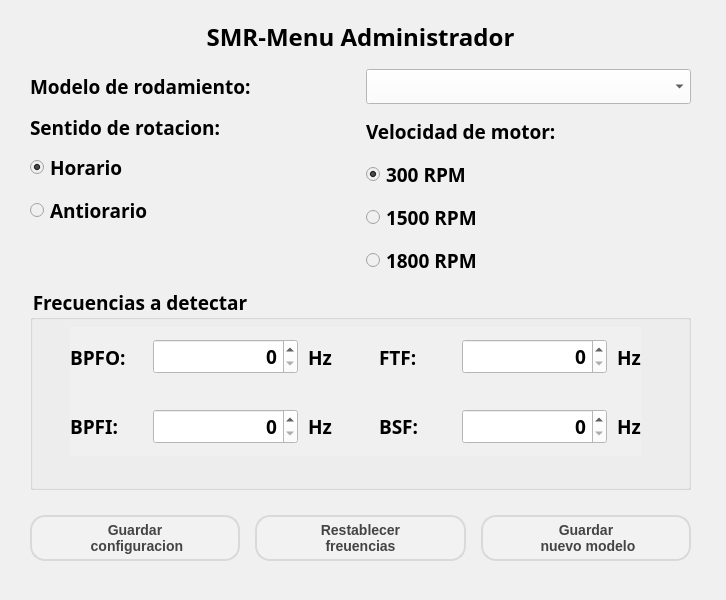
Old version of the form app_smr/Qt/win_admin_rod.ui in the repository nvargas24/Sistema_medicion_de_rodamientos-SMR.
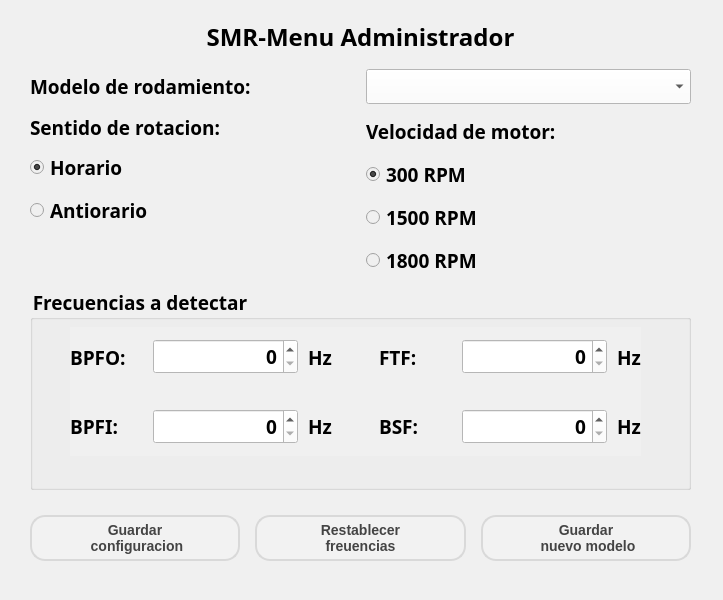
New version of the form.

Commit message: detectar eventos entre combobox y radialbtn

Patch:
```diff
--- a/app_smr/Qt/win_admin_rod.ui
+++ b/app_smr/Qt/win_admin_rod.ui
@@ -6,7 +6,7 @@
    <rect>
     <x>0</x>
     <y>0</y>
-    <width>726</width>
+    <width>723</width>
     <height>600</height>
    </rect>
   </property>
```
Left out of the diff: 15 changed lines with no effect on the pictures. The commit also changes 2 other files.
